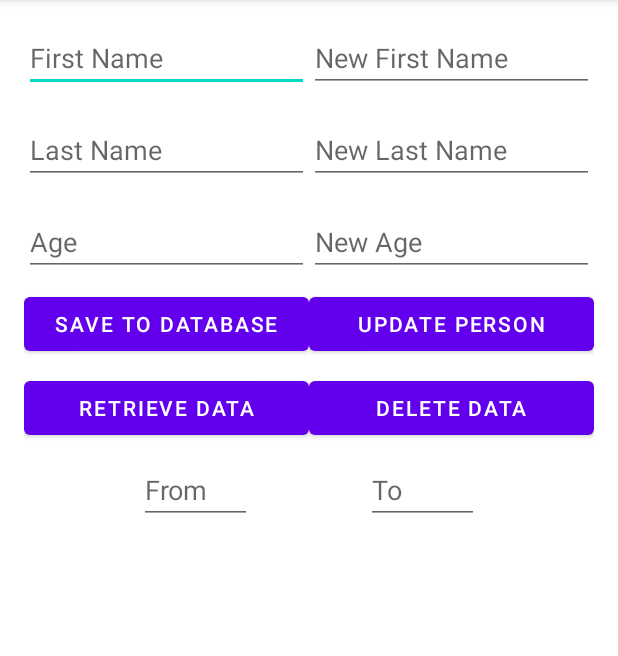
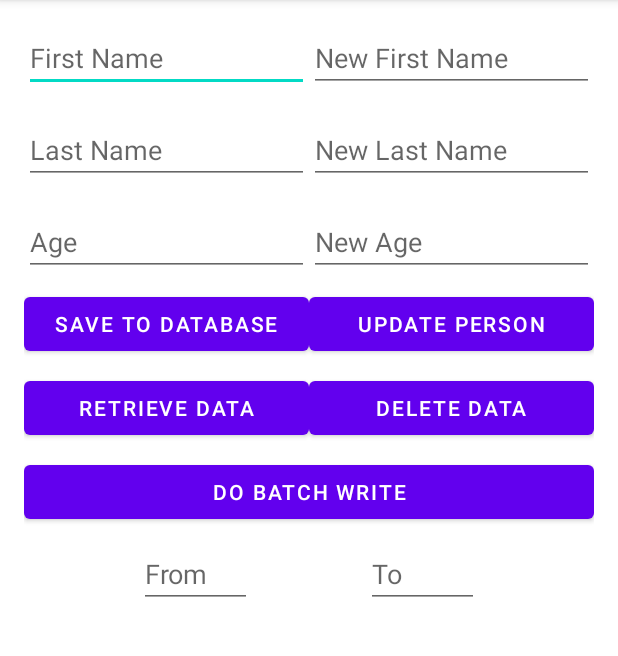
Before and after one commit to shubham3135/AndroidFirebaseTutorial, an Android app: the screen it shows after launch (MainActivity), on a phone screen of 412 x 824 dp, the part 84-740 px from its top. Run offline under Robolectric (Android 15) with nearby library versions, the phone set to English and light mode, and no system bars; our stand-ins replace Firebase (no records; nobody signed in at launch, a user with empty details on screens opened directly).

Commit message:
Batch operations in firestore

```diff
--- a/app/src/main/res/layout/activity_main.xml
+++ b/app/src/main/res/layout/activity_main.xml
@@ -109,6 +109,16 @@
         app:layout_constraintStart_toEndOf="@+id/btnRetrieveData"
         app:layout_constraintTop_toBottomOf="@+id/btnUpdatePerson" />
 
+    <Button
+        android:id="@+id/btnBatchWrite"
+        android:layout_width="0dp"
+        android:layout_height="wrap_content"
+        android:layout_marginTop="8dp"
+        android:text="Do Batch Write"
+        app:layout_constraintEnd_toEndOf="parent"
+        app:layout_constraintStart_toStartOf="parent"
+        app:layout_constraintTop_toBottomOf="@+id/btnRetrieveData" />
+
     <ScrollView
         android:layout_width="match_parent"
         android:layout_height="0dp"
@@ -140,7 +150,7 @@
         app:layout_constraintEnd_toStartOf="@+id/etTo"
         app:layout_constraintHorizontal_bias="0.5"
         app:layout_constraintStart_toStartOf="parent"
-        app:layout_constraintTop_toBottomOf="@+id/btnRetrieveData" />
+        app:layout_constraintTop_toBottomOf="@+id/btnBatchWrite" />
 
     <EditText
         android:id="@+id/etTo"
@@ -152,7 +162,7 @@
         app:layout_constraintEnd_toEndOf="parent"
         app:layout_constraintHorizontal_bias="0.5"
         app:layout_constraintStart_toEndOf="@+id/etFrom"
-        app:layout_constraintTop_toBottomOf="@+id/btnRetrieveData" />
+        app:layout_constraintTop_toBottomOf="@+id/btnBatchWrite" />
 
     <Button
         android:id="@+id/btnUpdatePerson"
```
Also changed, not shown: app/src/main/java/com/shubhamkumarwinner/firebasetut/MainActivity.kt (+25 -3 lines).
